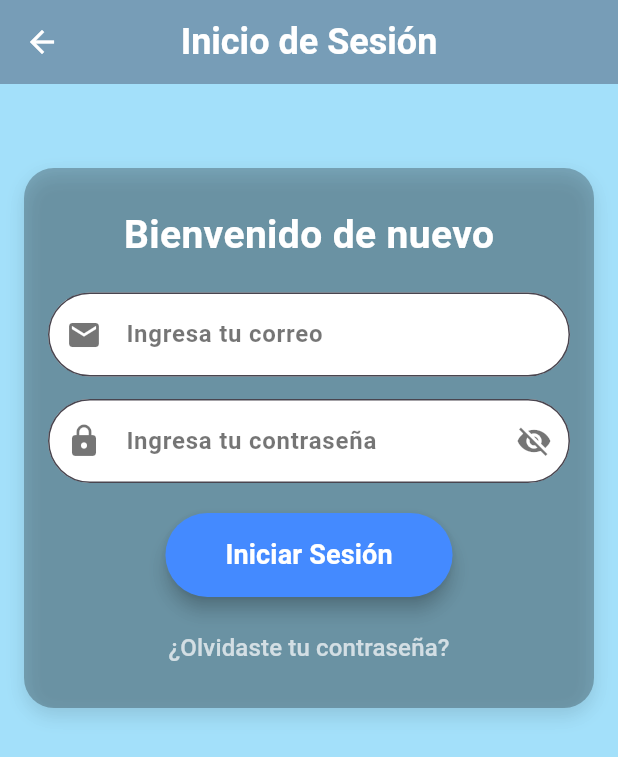
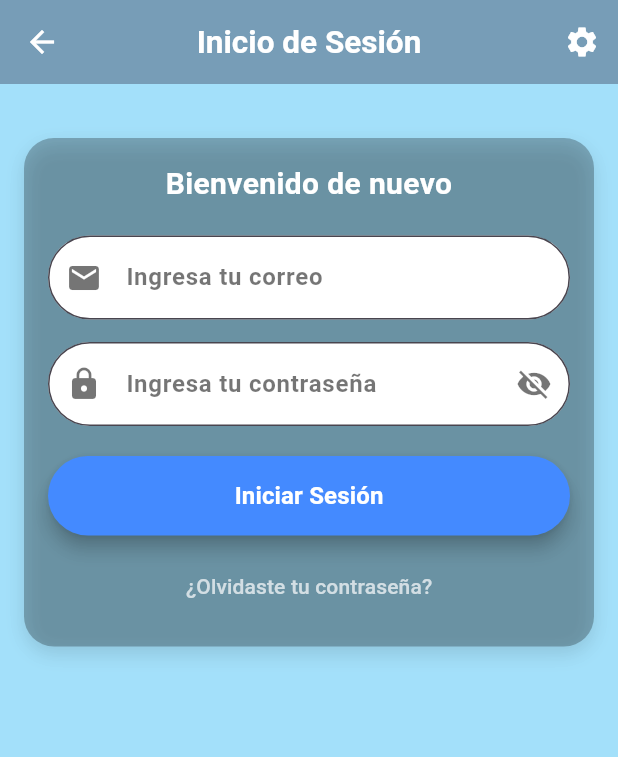
Before and after one commit to Armando-Riv/pruebas, a Flutter app: the screen it shows after launch, after a tap on "Iniciar sesión", on a phone screen of 412 x 824 dp. Shown: the top 757 px of the screen. Run offline on Flutter 3.47's test engine with Material 3 defaults, Android fonts, the phone set to English and light mode, and no system bars; our stand-ins replace firebase_auth, firebase_core; accounts and stored records are empty; network calls fail.

```diff
--- /dev/null
+++ b/lib/font_size_provider.dart
@@ -0,0 +1,12 @@
+import 'package:flutter/material.dart';
+
+class FontSizeProvider with ChangeNotifier {
+  double _fontSize = 16.0;
+
+  double get fontSize => _fontSize;
+
+  void setFontSize(double newSize) {
+    _fontSize = newSize;
+    notifyListeners();
+  }
+}
--- a/lib/login_screen.dart
+++ b/lib/login_screen.dart
@@ -1,5 +1,7 @@
 import 'package:flutter/material.dart';
 import 'package:firebase_auth/firebase_auth.dart';
+import 'package:provider/provider.dart';
+import 'font_size_provider.dart';
 
 class LoginScreen extends StatefulWidget {
   @override
@@ -31,12 +33,14 @@ class _LoginScreenState extends State<LoginScreen> {
 
   @override
   Widget build(BuildContext context) {
+    final fontSizeProvider = Provider.of<FontSizeProvider>(context);
+
     return Scaffold(
       appBar: AppBar(
-        title: const Text(
+        title: Text(
           'Inicio de Sesión',
           style: TextStyle(
-            fontSize: 24,
+            fontSize: fontSizeProvider.fontSize+5,
             fontWeight: FontWeight.bold,
             color: Colors.white,
           ),
@@ -50,18 +54,23 @@ class _LoginScreenState extends State<LoginScreen> {
             Navigator.pop(context);
           },
         ),
+        actions: [
+          IconButton(
+            icon: const Icon(Icons.settings, color: Colors.white),
+            onPressed: () {
+              Navigator.pushNamed(context, '/settings');
+            },
+          ),
+        ],
       ),
       backgroundColor: const Color.fromARGB(198, 137, 215, 249),
-      body: SingleChildScrollView(
+      body: Padding(
         padding: const EdgeInsets.all(16.0),
         child: Column(
-          crossAxisAlignment: CrossAxisAlignment.start, // Alineación a la izquierda
+          crossAxisAlignment: CrossAxisAlignment.start,
           children: [
-            const SizedBox(height: 20), // Espacio inicial
-
             const SizedBox(height: 20),
             Container(
-
               padding: const EdgeInsets.all(16.0),
               decoration: BoxDecoration(
                 color: Colors.black26,
@@ -75,15 +84,16 @@ class _LoginScreenState extends State<LoginScreen> {
                 ],
               ),
               child: Column(
+                crossAxisAlignment: CrossAxisAlignment.stretch,
                 children: [
-                  const SizedBox(height: 10),
-                  const Text(
+                  Text(
                     'Bienvenido de nuevo',
                     style: TextStyle(
-                      fontSize: 26,
+                      fontSize: fontSizeProvider.fontSize + 4,
                       fontWeight: FontWeight.bold,
                       color: Colors.white,
                     ),
+                    textAlign: TextAlign.center,
                   ),
                   const SizedBox(height: 20),
                   // Campo de correo electrónico con ícono
@@ -92,7 +102,11 @@ class _LoginScreenState extends State<LoginScreen> {
                     keyboardType: TextInputType.emailAddress,
                     decoration: InputDecoration(
                       hintText: 'Ingresa tu correo',
-                      hintStyle: const TextStyle(color: Colors.black54, fontWeight: FontWeight.bold),
+                      hintStyle: TextStyle(
+                        color: Colors.black54,
+                        fontWeight: FontWeight.bold,
+                        fontSize: fontSizeProvider.fontSize,
+                      ),
                       filled: true,
                       fillColor: Colors.white,
                       prefixIcon: const Icon(Icons.email, color: Colors.black54),
@@ -112,7 +126,11 @@ class _LoginScreenState extends State<LoginScreen> {
                     obscureText: !_isPasswordVisible,
                     decoration: InputDecoration(
                       hintText: 'Ingresa tu contraseña',
-                      hintStyle: const TextStyle(color: Colors.black54, fontWeight: FontWeight.bold),
+                      hintStyle: TextStyle(
+                        color: Colors.black54,
+                        fontWeight: FontWeight.bold,
+                        fontSize: fontSizeProvider.fontSize,
+                      ),
                       filled: true,
                       fillColor: Colors.white,
                       prefixIcon: const Icon(Icons.lock, color: Colors.black54),
@@ -149,20 +167,26 @@ class _LoginScreenState extends State<LoginScreen> {
                       ),
                       elevation: 5,
                     ),
-                    child: const Text(
+                    child: Text(
                       'Iniciar Sesión',
-                      style: TextStyle(fontSize: 18, fontWeight: FontWeight.bold),
+                      style: TextStyle(
+                        fontSize: fontSizeProvider.fontSize,
+                        fontWeight: FontWeight.bold,
+                      ),
                     ),
                   ),
                   const SizedBox(height: 10),
                   // Link para recuperación de contraseña
                   TextButton(
                     onPressed: () {
-                      // Aquí podrías implementar la lógica para la recuperación de contraseña
+                      // Implementa la lógica para la recuperación de contraseña
                     },
-                    child: const Text(
+                    child: Text(
                       '¿Olvidaste tu contraseña?',
-                      style: TextStyle(color: Colors.white70, fontSize: 16),
+                      style: TextStyle(
+                        color: Colors.white70,
+                        fontSize: fontSizeProvider.fontSize - 2,
+                      ),
                     ),
                   ),
                 ],
--- a/lib/main.dart
+++ b/lib/main.dart
@@ -3,11 +3,19 @@ import 'package:firebase_core/firebase_core.dart';
 import 'welcome_screen.dart';
 import 'login_screen.dart';
 import 'register_screen.dart'; // Crea esta pantalla a continuación
+import 'package:pruebas/font_size_provider.dart';
+import 'package:provider/provider.dart';
+import 'settings_screen.dart';
 
 void main() async {
   WidgetsFlutterBinding.ensureInitialized();
   await Firebase.initializeApp();
-  runApp(MyApp());
+  runApp(
+    ChangeNotifierProvider(
+      create: (context) => FontSizeProvider(),
+      child: MyApp(),
+    ),
+  );
 }
 
 class MyApp extends StatelessWidget {
@@ -20,7 +28,7 @@ class MyApp extends StatelessWidget {
         '/login': (context) => LoginScreen(),
         '/register': (context) => RegisterScreen(), // Pantalla de registro
         '/home': (context) => HomeScreen(), // Pantalla principal
-
+        '/settings': (context) => SettingsScreen(),
       },
     );
   }
--- a/pubspec.yaml
+++ b/pubspec.yaml
@@ -40,7 +40,9 @@ dependencies:
 dev_dependencies:
   flutter_test:
     sdk: flutter
+
   flutter_launcher_icons: ^0.9.2
+  provider: ^6.0.0
 
   # The "flutter_lints" package below contains a set of recommended lints to
   # encourage good coding practices. The lint set provided by the package is
```
Also changed, not shown: lib/register_screen.dart (+37 -18 lines), lib/settings_screen.dart (added, +148 -0 lines), pubspec.lock.
